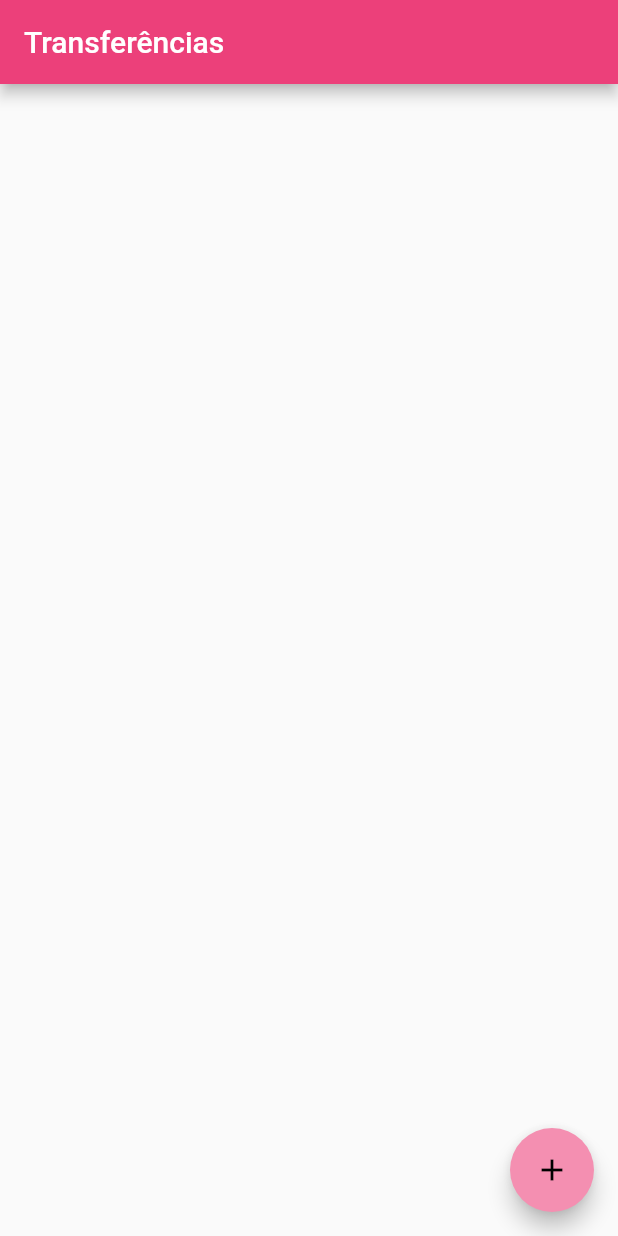
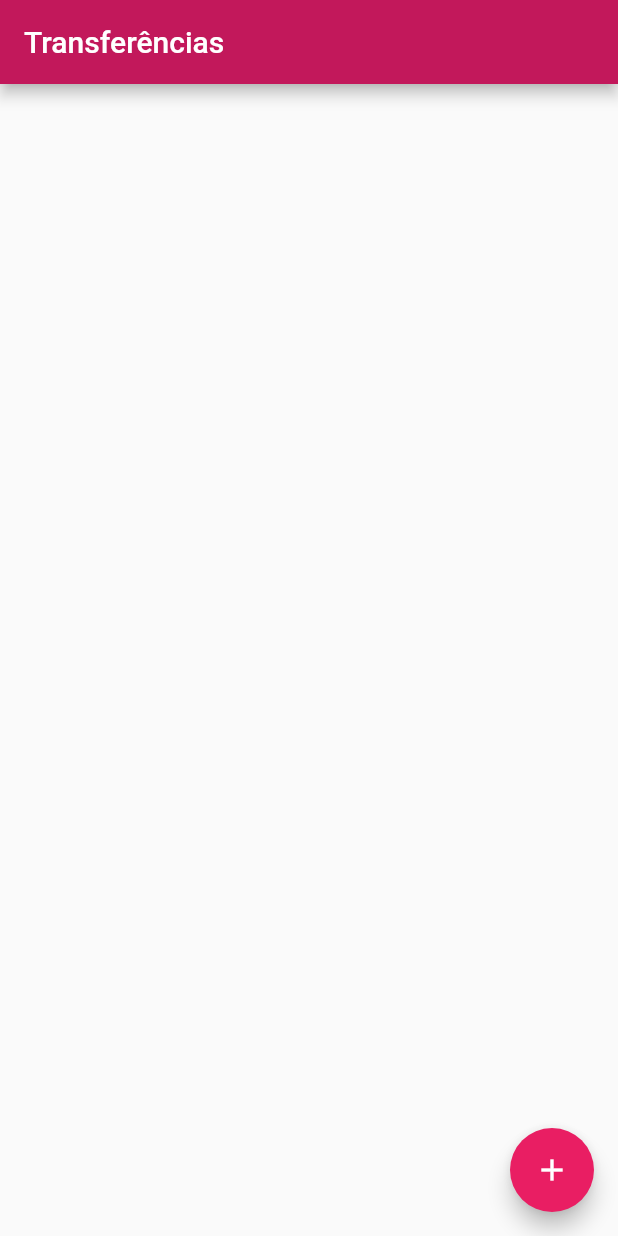
Before and after one commit to pedrold10/bytebank, a Flutter app: the screen it shows after launch, on a phone screen of 412 x 824 dp. Run offline on Flutter 3.47's test engine with Material 2 defaults, Android fonts, the phone set to English and light mode, and no system bars.

Commit message:
Detalhes finais da primeira versão

```diff
--- a/bytebank/lib/main.dart
+++ b/bytebank/lib/main.dart
@@ -10,10 +10,10 @@ class ByteBankApp extends StatelessWidget{
     return
       MaterialApp(
         theme: ThemeData(
-          primaryColor: Colors.pink[400],
-          accentColor: Colors.pink[200],
+          primaryColor: Colors.pink[700],
+          accentColor: Colors.pink[500],
           buttonTheme: ButtonThemeData(
-            buttonColor: Colors.pink[200],
+            buttonColor: Colors.pink[500],
             textTheme: ButtonTextTheme.primary,
           ),
         ),
```
